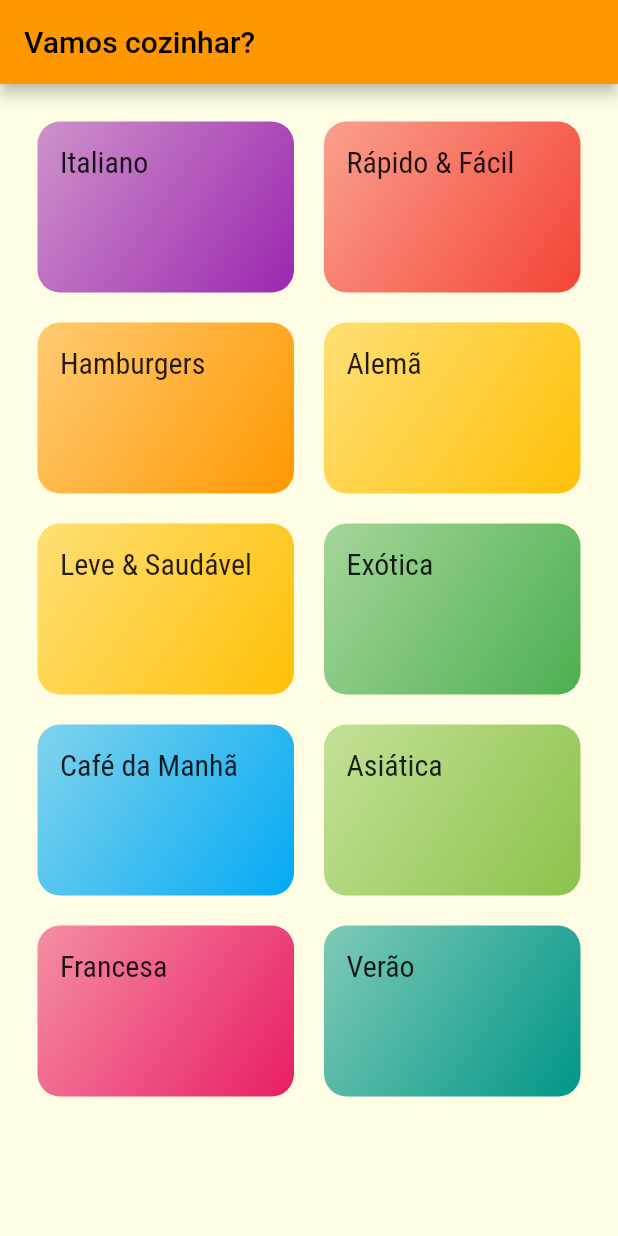
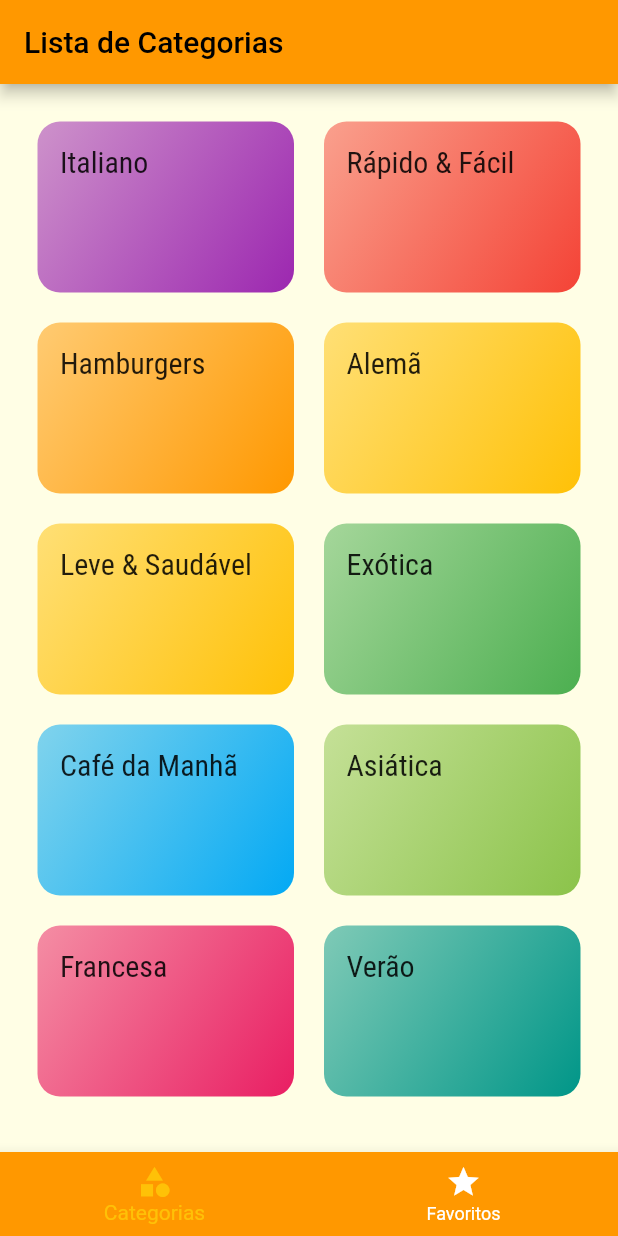
Before and after one commit to Nicollas1305/Meals, a Flutter app: the screen it shows after launch, on a phone screen of 412 x 824 dp. Run offline on Flutter 3.47's test engine with Material 2 defaults, Android fonts, the phone set to English and light mode, and no system bars.

Commit message:
Tab bar and navigtion screens

```diff
--- a/lib/main.dart
+++ b/lib/main.dart
@@ -3,6 +3,7 @@ import 'package:meals/screens/categories_meals_screen.dart';
 import 'package:meals/screens/meal_detail_screen.dart';
 import 'package:meals/utils/app_routes.dart';
 import 'screens/categories_screens.dart';
+import 'screens/tabs_screen.dart';
 
 void main() => runApp(MyApp());
 
@@ -24,7 +25,7 @@ class MyApp extends StatelessWidget {
               ),
         ),
         routes: {
-          AppRoutes.HOME: (ctx) => CategoriesScreen(),
+          AppRoutes.HOME: (ctx) => TabsScreen(),
           AppRoutes.CATEGORIES_MEALS: (ctx) => CategoriesMealsScreen(),
           AppRoutes.MEAL_DETAIL: (ctx) => MealDetailScreen(),
         });
--- a/lib/screens/categories_screens.dart
+++ b/lib/screens/categories_screens.dart
@@ -5,11 +5,7 @@ import 'package:meals/data/dummy_data.dart';
 class CategoriesScreen extends StatelessWidget {
   @override
   Widget build(BuildContext context) {
-    return Scaffold(
-      appBar: AppBar(
-        title: Text('Vamos cozinhar?'),
-      ),
-      body: GridView(
+    return GridView(
       padding: const EdgeInsets.all(25),
       gridDelegate: const SliverGridDelegateWithMaxCrossAxisExtent(
         maxCrossAxisExtent: 200,
@@ -20,7 +16,6 @@ class CategoriesScreen extends StatelessWidget {
       children: DUMMY_CATEGORIES.map((cat) {
         return CategoryItem(cat);
       }).toList(),
-      ),
     );
   }
 }
--- /dev/null
+++ b/lib/screens/tabs_screen.dart
@@ -0,0 +1,56 @@
+import 'package:flutter/material.dart';
+import 'categories_screens.dart';
+import 'favorite_screen.dart';
+
+class TabsScreen extends StatefulWidget {
+  @override
+  State<TabsScreen> createState() => _TabsScreenState();
+}
+
+class _TabsScreenState extends State<TabsScreen> {
+  int _selectedScreenIndex = 0;
+  final List<String> _titles = [
+    'Lista de Categorias',
+    'Meus Favoritos',
+  ];
+
+  final List<Widget> _screens = [
+    CategoriesScreen(),
+    FavoriteScreen(),
+  ];
+
+  _seletecScreen(int index) {
+    setState(() {
+      _selectedScreenIndex = index;
+    });
+  }
+
+  @override
+  Widget build(BuildContext context) {
+    return Scaffold(
+      appBar: AppBar(
+        title: Text(
+          _titles[_selectedScreenIndex],
+        ),
+      ),
+      body: _screens[_selectedScreenIndex],
+      bottomNavigationBar: BottomNavigationBar(
+        onTap: _seletecScreen,
+        backgroundColor: Theme.of(context).primaryColor,
+        unselectedItemColor: Colors.white,
+        selectedItemColor: Theme.of(context).accentColor,
+        currentIndex: _selectedScreenIndex,
+        items: const [
+          BottomNavigationBarItem(
+            icon: Icon(Icons.category),
+            label: 'Categorias',
+          ),
+          BottomNavigationBarItem(
+            icon: Icon(Icons.star),
+            label: 'Favoritos',
+          ),
+        ],
+      ),
+    );
+  }
+}
```
Also changed, not shown: lib/screens/favorite_screen.dart (added, +12 -0 lines), lib/screens/meal_detail_screen.dart (+80 -2 lines). Lines whose indentation alone changed are shown as unchanged.
